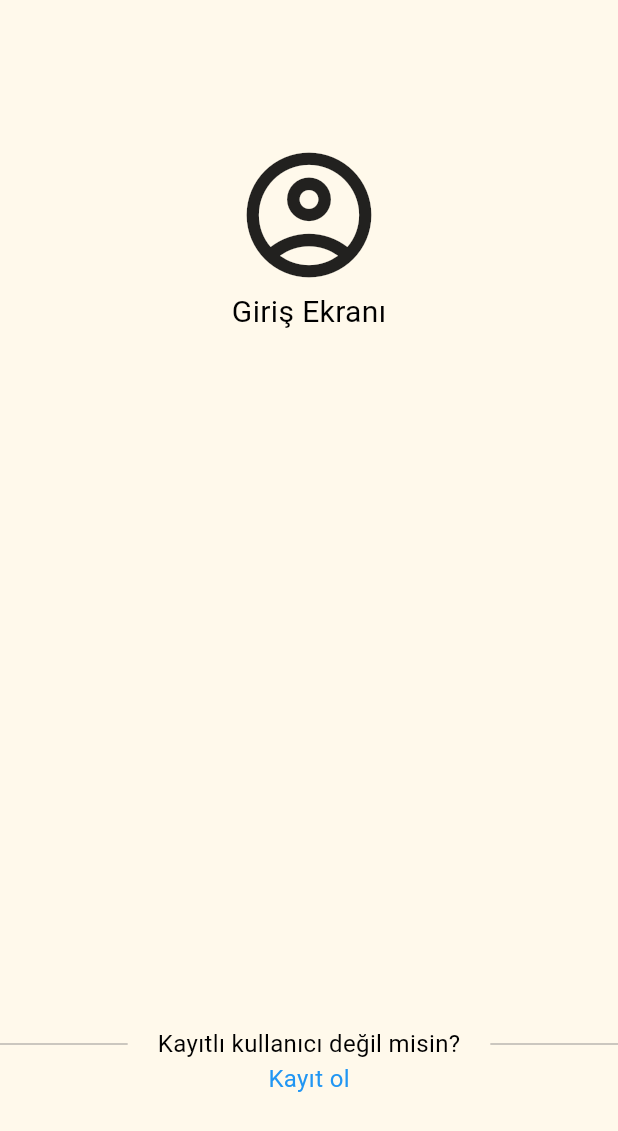
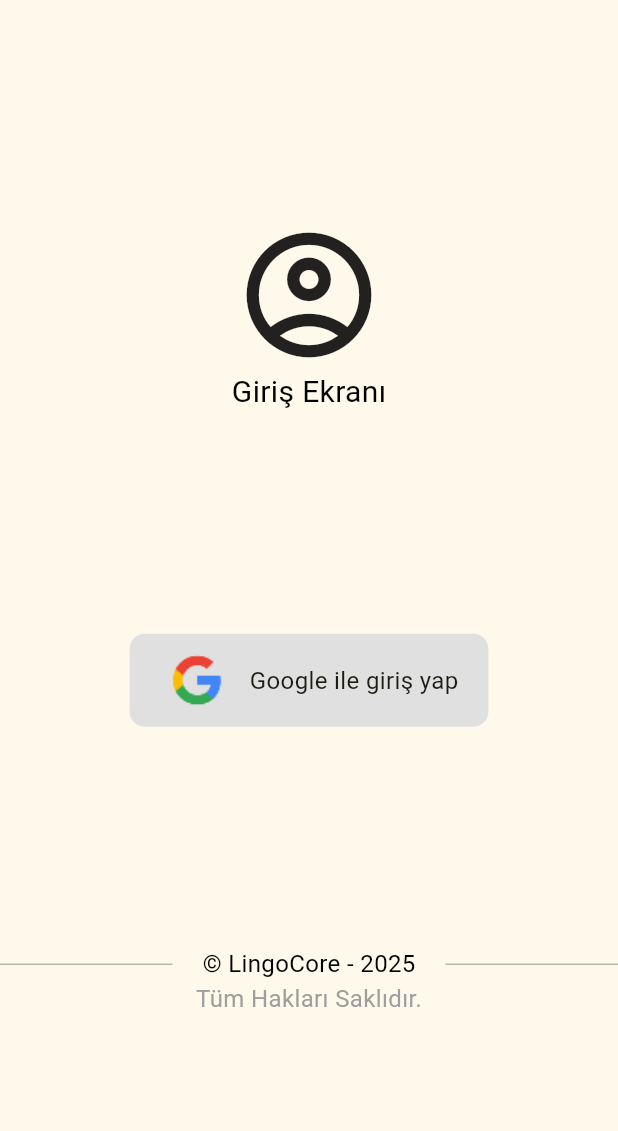
Before and after one commit to LingoCore/LingoCore, a Flutter app: the screen it shows after launch, on a phone screen of 412 x 824 dp. Shown: the top 1131 px of the screen. Run offline on Flutter 3.47's test engine with Material 3 defaults, Android fonts, the phone set to English and light mode, and no system bars.

Commit message:
Copyright statement and layout adjustment

```diff
--- a/lingocore/lib/login_page.dart
+++ b/lingocore/lib/login_page.dart
@@ -1,103 +1,90 @@
 import 'package:flutter/material.dart';
 import 'package:lingocore/home_page.dart';
-// UI elemanları birbirinden çok uzak
-// Etraftaki paddingler çok az
-// Google logosu eklenebilir X
-// Kayıtlı kullanıcı değil misin? biraz daha yukarıda olabilir X
-class LoginPage extends StatelessWidget{
+
+class LoginPage extends StatelessWidget {
   const LoginPage({super.key});
 
   @override
   Widget build(BuildContext context) {
-
-    //ekran yükekliğini al ve belli bi orana dönüştür
-    double screenHeight = MediaQuery.of(context).size.height;
-    double paddingLarge = screenHeight * 0.25;
+    // ekran yükekliğini al ve belli bi orana dönüştür
 
     return Scaffold(
-
-      body: Center(
-        child: Column(
-          mainAxisAlignment: MainAxisAlignment.center,
+      body: Column(
+        mainAxisAlignment: MainAxisAlignment.spaceEvenly,
         children: [
-            Icon(
-              Icons.account_circle_outlined,
-              size: 100,
-            ),
+          Column(
+            children: [
+              Icon(Icons.account_circle_outlined, size: 100),
               Text(
                 "Giriş Ekranı",
-              style: TextStyle(
-                color: Colors.black,
-                fontSize: 20,
+                style: TextStyle(color: Colors.black, fontSize: 20),
               ),
+            ],
           ),
-            Padding(
-              padding: EdgeInsets.all(paddingLarge),
-              child: Material(
+
+          Material(
             color: Colors.grey[300],
-                shape: RoundedRectangleBorder(borderRadius: BorderRadius.circular(10)),
+            shape: RoundedRectangleBorder(
+              borderRadius: BorderRadius.circular(10),
+            ),
             child: InkWell(
               splashFactory: InkRipple.splashFactory,
               borderRadius: BorderRadius.circular(10),
-                  onTap: () => Navigator.pushReplacement(
-                    context, MaterialPageRoute(
-                      builder: (context) => HomePage()
-                    )
+              onTap:
+                  () => Navigator.push(
+                    context,
+                    MaterialPageRoute(
+                      builder: (context) => HomePage(),),
+                  ),
+              child: Padding(
+                padding: const EdgeInsets.symmetric(
+                  horizontal: 20,
+                  vertical: 6,
                 ),
                 child: Row(
                   mainAxisSize: MainAxisSize.min,
                   mainAxisAlignment: MainAxisAlignment.center,
                   children: [
-                      Image.asset("assets/images/google.png", height: 50,),
-                      SizedBox(width: 15,),
+                    Image.asset("assets/images/google.png", height: 50),
+                    SizedBox(width: 10),
                     Text(
                       "Google ile giriş yap",
-                        style: TextStyle(
-                          fontSize: 16,
-                          color: Colors.black
+                      style: TextStyle(fontSize: 16),
                     ),
-                      )
                   ],
                 ),
               ),
             ),
           ),
+          Column(
+            mainAxisAlignment: MainAxisAlignment.end,
+            children: [
               Row(
                 children: [
                   blackDivider(),
                   Padding(
                     padding: const EdgeInsets.symmetric(horizontal: 20),
                     child: Text(
-                    "Kayıtlı kullanıcı değil misin?",
-                    style: TextStyle(
-                      color: Colors.black,
-                      fontSize: 16,
-                    ),
+                      "© LingoCore - 2025",
+                      style: TextStyle(color: Colors.black, fontSize: 16),
                     ),
                   ),
                   blackDivider(),
                 ],
               ),
               Text(
-              "Kayıt ol",
-              style: TextStyle(
-                color: Colors.blue,
-                fontSize: 16
-              ),
+                "Tüm Hakları Saklıdır.",
+                style: TextStyle(color: Colors.grey, fontSize: 16),
               ),
             ],
           ),
+        ],
       ),
     );
   }
 
   //siyah ayraç
   Expanded blackDivider() {
-    return Expanded(
-                  child: Divider(
-                    thickness: 0.5,
-                    color: Colors.grey[600],
-                    )
-                );
+    return Expanded(child: Divider(thickness: 0.5, color: Colors.grey[600]));
   }
 }
```
Lines whose indentation alone changed are shown as unchanged.
